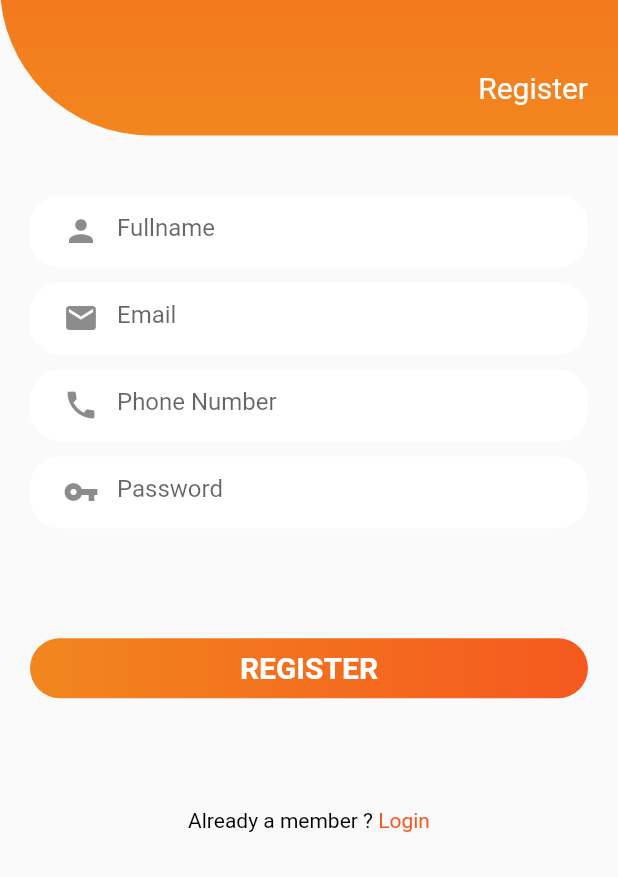
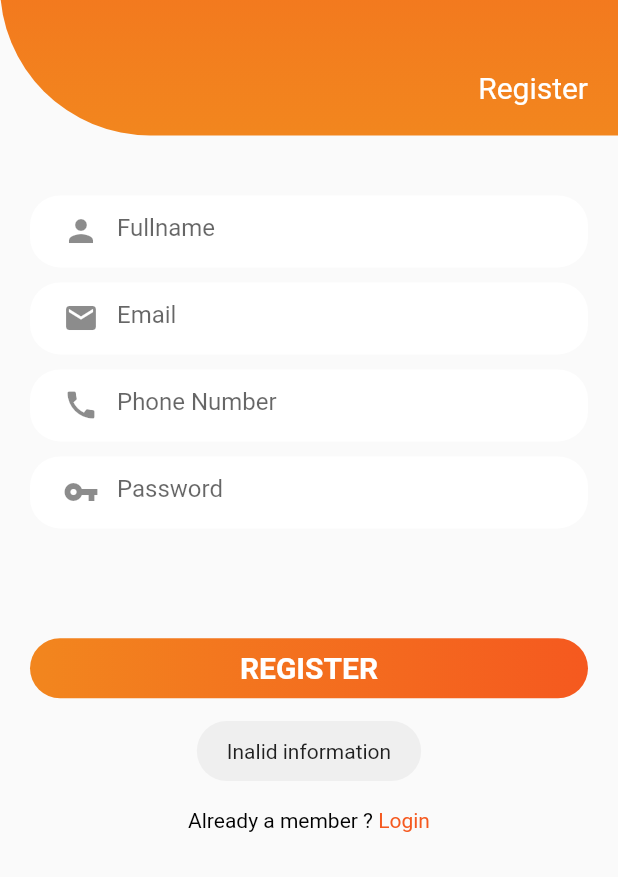
Before and after one commit to Tirth886/house_rent_flutter, a Flutter app: the RegPage screen opened directly, after a tap on "REGISTER", on a phone screen of 412 x 824 dp, the part 359-1236 px from its top. Run offline on Flutter 3.47's test engine with Material 2 defaults, Android fonts, the phone set to English and light mode, and no system bars; our stand-ins replace dio, flutter_svg, fluttertoast.

```diff
--- /dev/null
+++ b/lib/constant.dart
@@ -0,0 +1 @@
+const String URISTRING = "http://192.168.194.61/pgrentapi/v1/";
--- a/lib/main.dart
+++ b/lib/main.dart
@@ -1,6 +1,7 @@
 import 'package:flutter/material.dart';
 
 import 'package:house_rent/screens/home/home.dart';
+import 'package:house_rent/utils/color.dart';
 
 void main() {
   runApp(const MyApp());
@@ -15,9 +16,9 @@ class MyApp extends StatelessWidget {
       debugShowCheckedModeBanner: false,
       theme: ThemeData(
         backgroundColor: const Color(0xFFF5F6F6),
-        primaryColor: const Color(0xFF811B83),
+        primaryColor: orangeColors,
         colorScheme: ColorScheme.fromSwatch().copyWith(
-          secondary: const Color(0xFFFA5019),
+          secondary: orangeLightColors,
         ),
         textTheme: TextTheme(
           headline1: const TextStyle(
--- a/lib/screens/auth/pages/regi_page.dart
+++ b/lib/screens/auth/pages/regi_page.dart
@@ -1,10 +1,45 @@
 // ignore_for_file: use_key_in_widget_constructors
 
+import 'dart:async';
+import 'dart:convert';
+import 'package:dio/dio.dart';
 import 'package:flutter/material.dart';
+import 'package:fluttertoast/fluttertoast.dart';
+import 'package:house_rent/constant.dart' as constants;
 import 'package:house_rent/utils/color.dart';
 import 'package:flutter/gestures.dart';
+import 'package:http/http.dart' as http;
 import 'package:house_rent/screens/auth/widgets/btn_widget.dart';
 import 'package:house_rent/screens/auth/widgets/herder_container.dart';
+
+Future<dynamic> createUser(
+    name, email, phone, password, BuildContext context) async {
+  String uriString = constants.URISTRING;
+  final bool emailValid = RegExp(
+          r"^[a-zA-Z0-9.a-zA-Z0-9.!#$%&'*+-/=?^_`{|}~]+@[a-zA-Z0-9]+\.[a-zA-Z]+")
+      .hasMatch(email);
+  final bool phoneValid = RegExp(r"^[0-9]{10}").hasMatch(phone);
+  final bool nameValid = RegExp(r"^[a-zA-Z ]+").hasMatch(name);
+
+  if (emailValid && phoneValid && nameValid) {
+    final response = await Dio().post(uriString + 'addUser',
+        data: FormData.fromMap({
+          "fullname": name,
+          "email": email,
+          "phone": phone,
+          "password": password
+        }));
+    if (response.statusCode == 200) {
+      Map responseBody = response.data;
+      Navigator.pop(context);
+      Fluttertoast.showToast(msg: responseBody['message']);
+    }
+    return;
+  }
+  Fluttertoast.showToast(msg: "Inalid information");
+
+  return [];
+}
 
 class RegPage extends StatefulWidget {
   @override
@@ -12,9 +47,20 @@ class RegPage extends StatefulWidget {
 }
 
 class _RegPageState extends State<RegPage> {
+  final nameController = TextEditingController();
+  final emailController = TextEditingController();
+  final phoneController = TextEditingController();
+  final passwordController = TextEditingController();
+
+  @override
+  void dispose() {
+    super.dispose();
+  }
+
   @override
   Widget build(BuildContext context) {
     return Scaffold(
+      resizeToAvoidBottomInset: false,
       body: Container(
         padding: const EdgeInsets.only(bottom: 30),
         child: Column(
@@ -27,15 +73,35 @@ class _RegPageState extends State<RegPage> {
                 child: Column(
                   mainAxisSize: MainAxisSize.max,
                   children: <Widget>[
-                    _textInput(hint: "Fullname", icon: Icons.person),
-                    _textInput(hint: "Email", icon: Icons.email),
-                    _textInput(hint: "Phone Number", icon: Icons.call),
-                    _textInput(hint: "Password", icon: Icons.vpn_key),
+                    _textInput(
+                        controller: nameController,
+                        hint: "Fullname",
+                        icon: Icons.person),
+                    _textInput(
+                        controller: emailController,
+                        hint: "Email",
+                        icon: Icons.email),
+                    _textInput(
+                        controller: phoneController,
+                        hint: "Phone Number",
+                        icon: Icons.call),
+                    _textInput(
+                        controller: passwordController,
+                        obsecure: true,
+                        hint: "Password",
+                        icon: Icons.vpn_key),
                     Expanded(
                       child: Center(
                         child: ButtonWidget(
                           btnText: "REGISTER",
-                          onClick: () {},
+                          onClick: () {
+                            createUser(
+                                nameController.text,
+                                emailController.text,
+                                phoneController.text,
+                                passwordController.text,
+                                context);
+                          },
                         ),
                       ),
                     ),
@@ -62,7 +128,7 @@ class _RegPageState extends State<RegPage> {
     );
   }
 
-  Widget _textInput({controller, hint, icon}) {
+  Widget _textInput({controller, hint, icon, bool obsecure = false}) {
     return Container(
       margin: const EdgeInsets.only(top: 10),
       decoration: const BoxDecoration(
@@ -71,6 +137,7 @@ class _RegPageState extends State<RegPage> {
       ),
       padding: const EdgeInsets.only(left: 10),
       child: TextFormField(
+        obscureText: obsecure,
         controller: controller,
         decoration: InputDecoration(
           border: InputBorder.none,
--- a/lib/screens/home/home.dart
+++ b/lib/screens/home/home.dart
@@ -15,16 +15,9 @@ class Home extends StatelessWidget {
       body: SingleChildScrollView(
         child: Column(
           crossAxisAlignment: CrossAxisAlignment.start,
-          children: [
-            const WelcomeText(),
-            const SearchInput(),
-            // const Categories(),
-            // RecommendedHouse(),
-            BestOffer()
-          ],
+          children: [const WelcomeText(), const SearchInput(), BestOffer()],
         ),
       ),
-      // bottomNavigationBar: CustomBottomNavigationBar(),
     );
   }
 }
--- a/lib/widgets/details_app_bar.dart
+++ b/lib/widgets/details_app_bar.dart
@@ -1,8 +1,5 @@
 import 'package:flutter/material.dart';
-import 'package:flutter_svg/flutter_svg.dart';
-
 import 'package:house_rent/models/house.dart';
-import 'package:house_rent/utils/color.dart';
 
 class DetailsAppBar extends StatelessWidget {
   final House house;
--- a/pubspec.yaml
+++ b/pubspec.yaml
@@ -3,7 +3,7 @@ description: A new Flutter project.
 
 # The following line prevents the package from being accidentally published to
 # pub.dev using `flutter pub publish`. This is preferred for private packages.
-publish_to: 'none' # Remove this line if you wish to publish to pub.dev
+publish_to: "none" # Remove this line if you wish to publish to pub.dev
 
 # The following defines the version and build number for your application.
 # A version number is three numbers separated by dots, like 1.2.43
@@ -27,9 +27,10 @@ environment:
 # the latest version available on pub.dev. To see which dependencies have newer
 # versions available, run `flutter pub outdated`.
 dependencies:
+  dio: ^4.0.6
+  fluttertoast: ^8.1.1
   flutter:
     sdk: flutter
-
 
   # The following adds the Cupertino Icons font to your application.
   # Use with the CupertinoIcons class for iOS style icons.
@@ -53,7 +54,6 @@ dev_dependencies:
 
 # The following section is specific to Flutter.
 flutter:
-
   # The following line ensures that the Material Icons font is
   # included with your application, so that you can use the icons in
   # the material Icons class.
```
Also changed, not shown: pubspec.lock, 1 other file.
